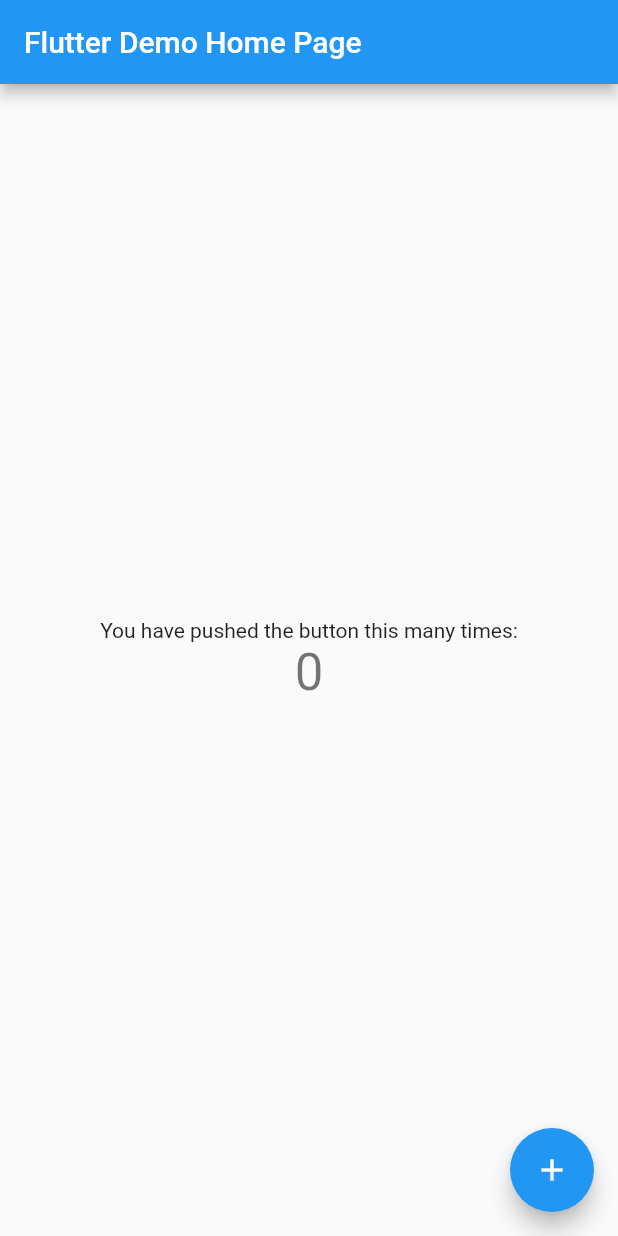
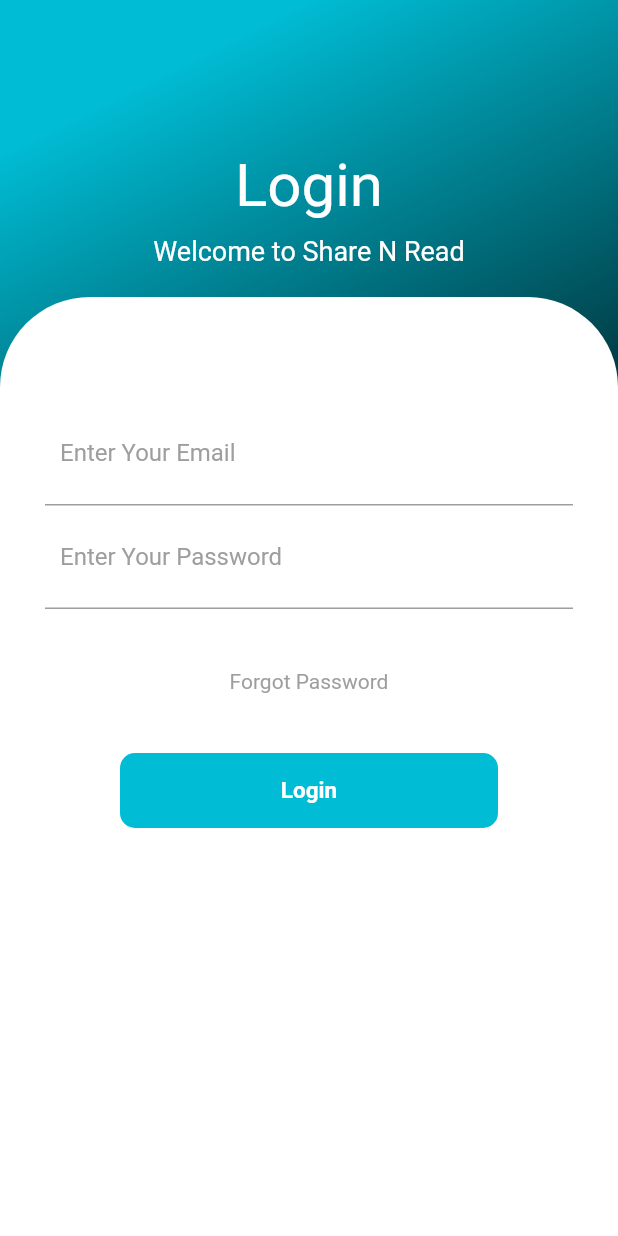
Before and after one commit to Dapuluous/CapstoneProject, a Flutter app: the screen it shows after launch, on a phone screen of 412 x 824 dp. Run offline on Flutter 3.47's test engine with Material 2 defaults, Android fonts, the phone set to English and light mode, and no system bars.

Commit message:
Menambahkan Login page dan page_main

```diff
--- /dev/null
+++ b/lib/Login/Button.dart
@@ -0,0 +1,23 @@
+import 'package:flutter/material.dart';
+
+class Button extends StatelessWidget{
+  @override
+  Widget build(BuildContext context) {
+
+    return Container(
+      height: 50,
+      margin: EdgeInsets.symmetric(horizontal: 50),
+      decoration: BoxDecoration(
+        color: Colors.cyan,
+        borderRadius: BorderRadius.circular(10),
+      ),
+      child: Center(
+        child: Text("Login", style: TextStyle(
+          color: Colors.white,
+          fontSize: 15,
+          fontWeight: FontWeight.bold
+        ),),
+      ),
+    );
+  }
+}
--- /dev/null
+++ b/lib/Login/Header.dart
@@ -0,0 +1,23 @@
+import 'package:flutter/cupertino.dart';
+import 'package:flutter/material.dart';
+
+class Header extends StatelessWidget{
+  @override
+  Widget build(BuildContext context) {
+    return Padding(
+      padding: EdgeInsets.all(20),
+      child: Column(
+        crossAxisAlignment: CrossAxisAlignment.start,
+        children: <Widget>[
+          Center(
+            child: Text("Login", style: TextStyle(color: Colors.white, fontSize: 40),),
+          ),
+          SizedBox(height: 10,),
+          Center(
+            child: Text("Welcome to Share N Read", style: TextStyle(color: Colors.white, fontSize: 18),),
+          )
+        ],
+      ),
+    );
+  }
+}
--- /dev/null
+++ b/lib/Login/InputField.dart
@@ -0,0 +1,40 @@
+import 'package:flutter/material.dart';
+class InputField extends StatelessWidget{
+  @override
+  Widget build(BuildContext context){
+    return Column(
+      children: <Widget>[
+        Container(
+          padding: EdgeInsets.all(10),
+          decoration: BoxDecoration(
+            border: Border(
+              bottom: BorderSide(color: Colors.grey)
+            )
+          ),
+          child: TextField(
+            decoration: InputDecoration(
+              hintText: "Enter Your Email",
+              hintStyle: TextStyle(color: Colors.grey),
+              border: InputBorder.none
+            ),
+          ),
+        ),
+        Container(
+          padding: EdgeInsets.all(10),
+          decoration: BoxDecoration(
+              border: Border(
+                  bottom: BorderSide(color: Colors.grey)
+              )
+          ),
+          child: TextField(
+            decoration: InputDecoration(
+                hintText: "Enter Your Password",
+                hintStyle: TextStyle(color: Colors.grey),
+                border: InputBorder.none
+            ),
+          ),
+        ),
+      ],
+    );
+  }
+}
--- /dev/null
+++ b/lib/Login/InputWrapper.dart
@@ -0,0 +1,28 @@
+import 'package:flutter/material.dart';
+
+import 'Button.dart';
+import 'InputField.dart';
+
+class InputWrapper extends StatelessWidget{
+  @override
+  Widget build(BuildContext context){
+    return Padding(padding: EdgeInsets.all(30),
+    child: Column(
+      children: <Widget>[
+        SizedBox(height: 40,),
+        Container(
+          decoration: BoxDecoration(
+            color: Colors.white,
+            borderRadius: BorderRadius.circular(10)
+          ),
+          child: InputField(),
+        ),
+        SizedBox(height: 40,),
+        Text("Forgot Password", style: TextStyle(color: Colors.grey),),
+        SizedBox(height: 40,),
+        Button()
+      ],
+    ),
+    );
+  }
+}
--- /dev/null
+++ b/lib/Login_Page.dart
@@ -0,0 +1,35 @@
+import 'package:flutter/material.dart';
+
+import 'Login/Header.dart';
+import 'Login/InputWrapper.dart';
+
+class LoginPage extends StatelessWidget {
+  @override
+  Widget build(BuildContext Context) {
+    return Scaffold(
+      body: Container(
+        width: double.infinity,
+        decoration: BoxDecoration(
+          gradient: LinearGradient(
+              begin: Alignment.topCenter, colors: [Colors.cyan, Colors.black]),
+        ),
+        child: Column(
+          children: <Widget>[
+            SizedBox(height: 80,),
+            Header(),
+            Expanded(child: Container(
+              decoration: BoxDecoration(
+                  color: Colors.white,
+                  borderRadius: BorderRadius.only(
+                      topLeft: Radius.circular(60),
+                      topRight: Radius.circular(60)
+                  )
+              ),
+              child: InputWrapper(),
+            ))
+          ],
+        ),
+      ),
+    );
+  }
+}
--- a/lib/main.dart
+++ b/lib/main.dart
@@ -1,115 +1,15 @@
+import 'package:capstone_project/Login_Page.dart';
 import 'package:flutter/material.dart';
 
-void main() {
-  runApp(const MyApp());
-}
+void main() => runApp(MyApp());
 
 class MyApp extends StatelessWidget {
-  const MyApp({Key? key}) : super(key: key);
-
-  // This widget is the root of your application.
   @override
-  Widget build(BuildContext context) {
+  Widget build(BuildContext context){
     return MaterialApp(
-      title: 'Flutter Demo',
-      theme: ThemeData(
-        // This is the theme of your application.
-        //
-        // Try running your application with "flutter run". You'll see the
-        // application has a blue toolbar. Then, without quitting the app, try
-        // changing the primarySwatch below to Colors.green and then invoke
-        // "hot reload" (press "r" in the console where you ran "flutter run",
-        // or simply save your changes to "hot reload" in a Flutter IDE).
-        // Notice that the counter didn't reset back to zero; the application
-        // is not restarted.
-        primarySwatch: Colors.blue,
-      ),
-      home: const MyHomePage(title: 'Flutter Demo Home Page'),
+      title: 'Share N Read',
+      theme: ThemeData(),
+      home: LoginPage(),
     );
   }
 }
-
-class MyHomePage extends StatefulWidget {
-  const MyHomePage({Key? key, required this.title}) : super(key: key);
-
-  // This widget is the home page of your application. It is stateful, meaning
-  // that it has a State object (defined below) that contains fields that affect
-  // how it looks.
-
-  // This class is the configuration for the state. It holds the values (in this
-  // case the title) provided by the parent (in this case the App widget) and
-  // used by the build method of the State. Fields in a Widget subclass are
-  // always marked "final".
-
-  final String title;
-
-  @override
-  State<MyHomePage> createState() => _MyHomePageState();
-}
-
-class _MyHomePageState extends State<MyHomePage> {
-  int _counter = 0;
-
-  void _incrementCounter() {
-    setState(() {
-      // This call to setState tells the Flutter framework that something has
-      // changed in this State, which causes it to rerun the build method below
-      // so that the display can reflect the updated values. If we changed
-      // _counter without calling setState(), then the build method would not be
-      // called again, and so nothing would appear to happen.
-      _counter++;
-    });
-  }
-
-  @override
-  Widget build(BuildContext context) {
-    // This method is rerun every time setState is called, for instance as done
-    // by the _incrementCounter method above.
-    //
-    // The Flutter framework has been optimized to make rerunning build methods
-    // fast, so that you can just rebuild anything that needs updating rather
-    // than having to individually change instances of widgets.
-    return Scaffold(
-      appBar: AppBar(
-        // Here we take the value from the MyHomePage object that was created by
-        // the App.build method, and use it to set our appbar title.
-        title: Text(widget.title),
-      ),
-      body: Center(
-        // Center is a layout widget. It takes a single child and positions it
-        // in the middle of the parent.
-        child: Column(
-          // Column is also a layout widget. It takes a list of children and
-          // arranges them vertically. By default, it sizes itself to fit its
-          // children horizontally, and tries to be as tall as its parent.
-          //
-          // Invoke "debug painting" (press "p" in the console, choose the
-          // "Toggle Debug Paint" action from the Flutter Inspector in Android
-          // Studio, or the "Toggle Debug Paint" command in Visual Studio Code)
-          // to see the wireframe for each widget.
-          //
-          // Column has various properties to control how it sizes itself and
-          // how it positions its children. Here we use mainAxisAlignment to
-          // center the children vertically; the main axis here is the vertical
-          // axis because Columns are vertical (the cross axis would be
-          // horizontal).
-          mainAxisAlignment: MainAxisAlignment.center,
-          children: <Widget>[
-            const Text(
-              'You have pushed the button this many times:',
-            ),
-            Text(
-              '$_counter',
-              style: Theme.of(context).textTheme.headline4,
-            ),
-          ],
-        ),
-      ),
-      floatingActionButton: FloatingActionButton(
-        onPressed: _incrementCounter,
-        tooltip: 'Increment',
-        child: const Icon(Icons.add),
-      ), // This trailing comma makes auto-formatting nicer for build methods.
-    );
-  }
-}
```
Also changed, not shown: lib/ui/page_main.dart (added, +55 -0 lines), lib/ui/ui_main/home_page.dart (added, +156 -0 lines), lib/ui/ui_main/about_page.dart (added), lib/ui/ui_main/favorite_page.dart (added).
